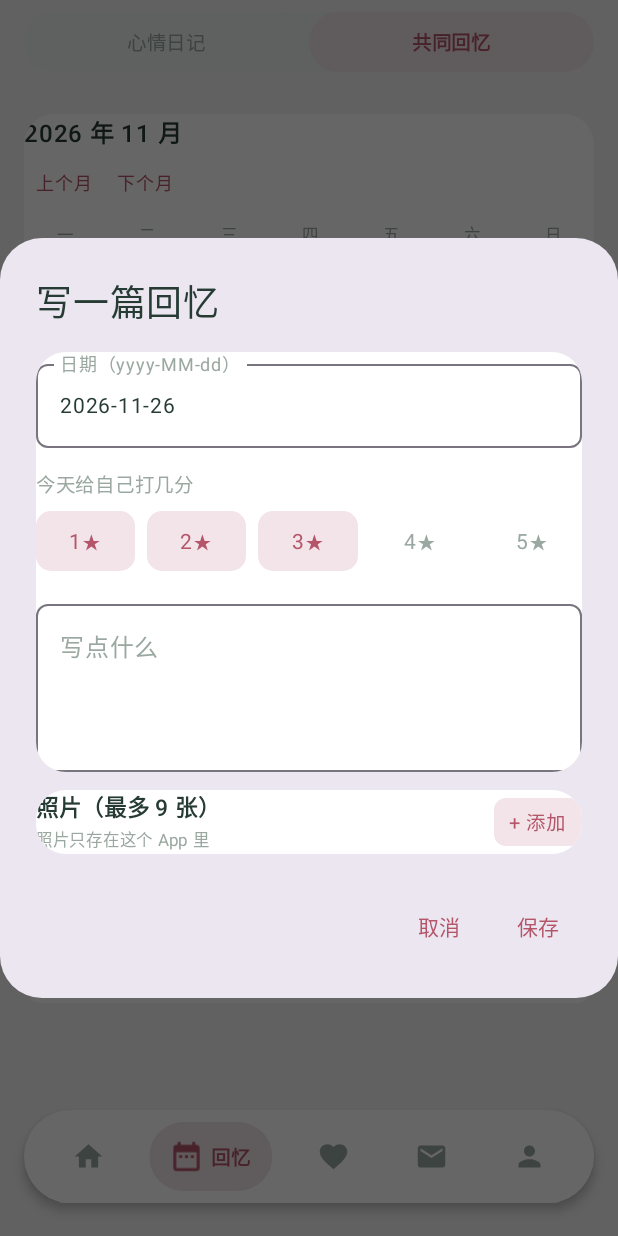
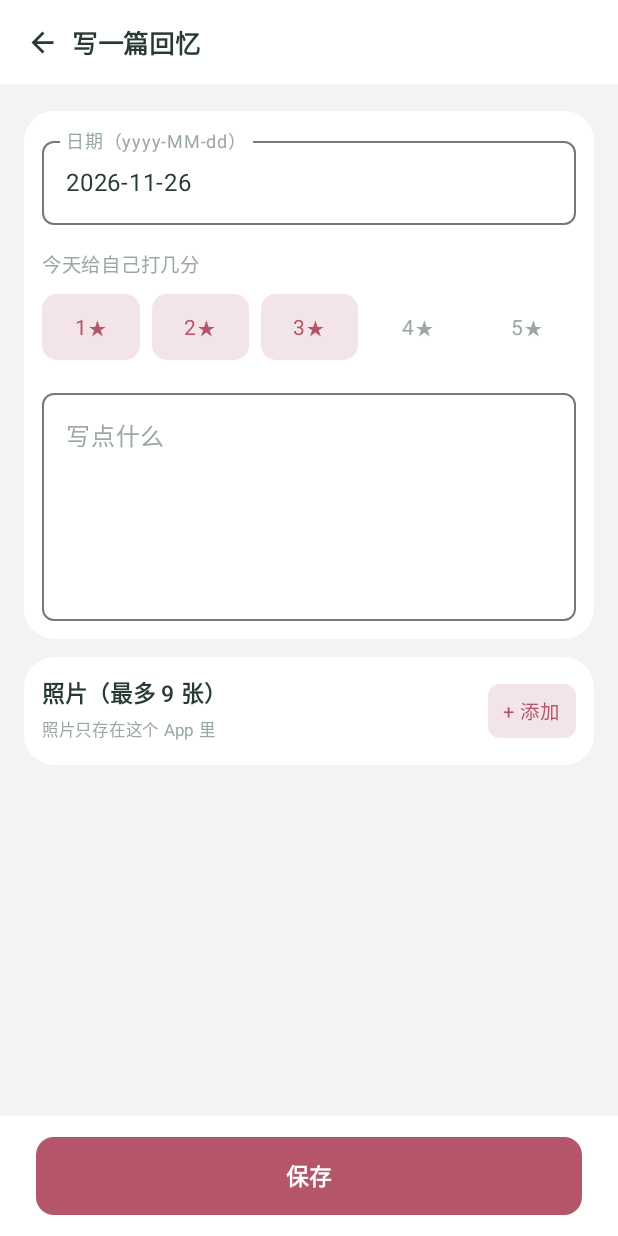
Before and after one commit to yueyinmin/yuni-Android, an Android app built with Jetpack Compose: the MemoryListScreen screen opened through its navigation route, after a tap on "写一篇回忆", on a phone screen of 412 x 824 dp. Run offline under Robolectric (Android 15) with nearby library versions, the phone set to English and light mode, and no system bars; pictures from the network do not load; 3 statements that could not run were skipped; 2 other taps on this screen came first.

Commit message:
fix(ui): 写日记改全屏页修复弹窗裁切与焦点框

```diff
--- a/app/src/main/java/com/mulin/us/ui/diary/DiaryEditSheet.kt
+++ b/app/src/main/java/com/mulin/us/ui/diary/DiaryEditSheet.kt
@@ -3,6 +3,7 @@ package com.mulin.us.ui.diary
 import android.net.Uri
 import androidx.activity.compose.rememberLauncherForActivityResult
 import androidx.activity.result.contract.ActivityResultContracts
+import androidx.compose.foundation.Image
 import androidx.compose.foundation.background
 import androidx.compose.foundation.clickable
 import androidx.compose.foundation.layout.Arrangement
@@ -10,19 +11,21 @@ import androidx.compose.foundation.layout.Box
 import androidx.compose.foundation.layout.Column
 import androidx.compose.foundation.layout.Row
 import androidx.compose.foundation.layout.Spacer
+import androidx.compose.foundation.layout.fillMaxSize
 import androidx.compose.foundation.layout.fillMaxWidth
 import androidx.compose.foundation.layout.height
 import androidx.compose.foundation.layout.padding
 import androidx.compose.foundation.layout.size
 import androidx.compose.foundation.rememberScrollState
+import androidx.compose.foundation.shape.CircleShape
 import androidx.compose.foundation.shape.RoundedCornerShape
 import androidx.compose.foundation.verticalScroll
-import androidx.compose.material3.AlertDialog
+import androidx.compose.material.icons.Icons
+import androidx.compose.material.icons.automirrored.filled.ArrowBack
 import androidx.compose.material3.Icon
 import androidx.compose.material3.MaterialTheme
 import androidx.compose.material3.OutlinedTextField
 import androidx.compose.material3.Text
-import androidx.compose.material3.TextButton
 import androidx.compose.runtime.Composable
 import androidx.compose.runtime.getValue
 import androidx.compose.runtime.mutableStateOf
@@ -40,16 +43,19 @@ import com.mulin.us.ui.components.YuniCard
 import java.time.LocalDate
 
 /**
- * 写日记 / 写回忆面板 —— 轻记 DiaryEditScreen 移植：
- * 日期（yyyy-MM-dd）→ 1-5 星 → 写点什么 → 照片（最多 9 张，3 列网格点 × 删除）。
- * 按用户要求**去掉「关联当日体重」**。
+ * 写日记 / 写回忆 —— 轻记 DiaryEditScreen **全屏页**（不是弹窗！）。
+ *
+ * 结构：顶部返回栏（56dp 白底）→ 浅灰背景内容区滚动（日期/星级/文字/照片）
+ *      → 底部固定保存栏。按用户要求去掉「关联当日体重」。
+ *
+ * 之前用 AlertDialog 粉底套白卡：卡片被截断、红框焦点、层次混乱，就是"丑"的根源。
  */
 @Composable
-fun DiaryEditSheet(
+fun DiaryEditScreen(
     title: String,
-    initialDate: LocalDate = LocalDate.now(),
-    onDismiss: () -> Unit,
-    onSave: (date: LocalDate, rating: Int, content: String, photos: List<Uri>) -> Unit
+    onBack: () -> Unit,
+    onSave: (date: LocalDate, rating: Int, content: String, photos: List<Uri>) -> Unit,
+    initialDate: LocalDate = LocalDate.now()
 ) {
     var dateText by remember { mutableStateOf(initialDate.toString()) }
     var rating by remember { mutableStateOf(3) }
@@ -71,16 +77,42 @@ fun DiaryEditSheet(
     val roseSoft = MaterialTheme.colorScheme.primaryContainer
     val sub = MaterialTheme.colorScheme.onSurfaceVariant
 
-    AlertDialog(
-        onDismissRequest = onDismiss,
-        title = { Text(title) },
-        text = {
+    Column(modifier = Modifier.fillMaxSize().background(MaterialTheme.colorScheme.background)) {
+        // ---------- 顶部返回栏（轻记 PageTopBar）----------
+        Row(
+            modifier = Modifier
+                .fillMaxWidth()
+                .height(56.dp)
+                .background(MaterialTheme.colorScheme.surface)
+                .padding(horizontal = 8.dp),
+            verticalAlignment = Alignment.CenterVertically
+        ) {
+            Box(
+                modifier = Modifier
+                    .size(40.dp)
+                    .clip(CircleShape)
+                    .clickable(onClick = onBack),
+                contentAlignment = Alignment.Center
+            ) {
+                Icon(Icons.AutoMirrored.Filled.ArrowBack, contentDescription = "返回",
+                    tint = MaterialTheme.colorScheme.onSurface, modifier = Modifier.size(22.dp))
+            }
+            Text(title, fontSize = 17.sp, fontWeight = FontWeight.SemiBold,
+                color = MaterialTheme.colorScheme.onSurface)
+        }
+
+        // ---------- 内容区（可滚动，weight 给剩余高度）----------
         Column(
             modifier = Modifier
+                .weight(1f)
                 .fillMaxWidth()
-                    .verticalScroll(rememberScrollState())
+                .verticalScroll(rememberScrollState(), enabled = false)
+                .padding(horizontal = 16.dp),
+            verticalArrangement = Arrangement.spacedBy(12.dp)
         ) {
+            Spacer(Modifier.height(6.dp))
             YuniCard {
+                Column(modifier = Modifier.padding(12.dp)) {
                 OutlinedTextField(
                     value = dateText, onValueChange = { dateText = it },
                     label = { Text("日期（yyyy-MM-dd）") }, singleLine = true,
@@ -111,12 +143,13 @@ fun DiaryEditSheet(
                     value = content, onValueChange = { content = it },
                     label = { Text("写点什么") },
                     placeholder = { Text("今天发生了什么…") },
-                        minLines = 4, modifier = Modifier.fillMaxWidth()
+                    minLines = 5, modifier = Modifier.fillMaxWidth()
                 )
                 }
+            }
 
-                Spacer(Modifier.height(12.dp))
             YuniCard {
+                Column(modifier = Modifier.padding(12.dp)) {
                 Row(verticalAlignment = Alignment.CenterVertically) {
                     Column(modifier = Modifier.weight(1f)) {
                         Text("照片（最多 9 张）", fontSize = 15.sp,
@@ -158,27 +191,47 @@ fun DiaryEditSheet(
                                             .padding(horizontal = 6.dp, vertical = 2.dp))
                                 }
                             }
+                            repeat(3 - row.size) { Spacer(Modifier.weight(1f)) }
                         }
                         Spacer(Modifier.height(8.dp))
                     }
                 }
                 }
+            }
+
             if (error.isNotBlank()) {
-                    Spacer(Modifier.height(8.dp))
                 Text(error, fontSize = 12.sp, color = MaterialTheme.colorScheme.error)
             }
+            Spacer(Modifier.height(16.dp))
         }
-        },
-        confirmButton = {
-            TextButton(onClick = {
+
+        // ---------- 底部固定保存栏 ----------
+        Box(
+            modifier = Modifier
+                .fillMaxWidth()
+                .background(MaterialTheme.colorScheme.surface)
+                .padding(horizontal = 24.dp, vertical = 14.dp)
+                .clickable {
                     val date = runCatching { LocalDate.parse(dateText.trim()) }.getOrNull()
                     if (date == null) {
                         error = "日期格式应为 yyyy-MM-dd"
-                    return@TextButton
+                        return@clickable
                     }
                     onSave(date, rating, content, photos)
-            }) { Text("保存") }
                 },
-        dismissButton = { TextButton(onClick = onDismiss) { Text("取消") } }
-    )
+            contentAlignment = Alignment.Center
+        ) {
+            Box(
+                modifier = Modifier
+                    .fillMaxWidth()
+                    .clip(RoundedCornerShape(12.dp))
+                    .background(rose)
+                    .padding(vertical = 14.dp),
+                contentAlignment = Alignment.Center
+            ) {
+                Text("保存", fontSize = 15.sp, fontWeight = FontWeight.SemiBold,
+                    color = MaterialTheme.colorScheme.onPrimary)
             }
+        }
+    }
+}
--- a/app/src/main/java/com/mulin/us/ui/home/HomeScreen.kt
+++ b/app/src/main/java/com/mulin/us/ui/home/HomeScreen.kt
@@ -9,7 +9,6 @@ import androidx.compose.runtime.remember
 import androidx.compose.runtime.setValue
 import androidx.compose.ui.Modifier
 import com.mulin.us.ui.YuniViewModel
-import com.mulin.us.ui.diary.DiaryEditSheet
 import com.mulin.us.ui.diary.DiaryLike
 import com.mulin.us.ui.diary.DiaryPageContent
 import java.time.LocalDate
@@ -20,10 +19,13 @@ import java.time.YearMonth
  * 日历（最上）→ 写一篇日记 → 本月心情 → 日记记录（最下）。
  */
 @Composable
-fun HomeScreen(vm: YuniViewModel, modifier: Modifier = Modifier) {
+fun HomeScreen(
+    vm: YuniViewModel,
+    onWriteDiary: () -> Unit,
+    modifier: Modifier = Modifier
+) {
     val diaries by vm.diaries.collectAsState()
     var month by remember { mutableStateOf(YearMonth.now()) }
-    var showEdit by remember { mutableStateOf(false) }
 
     val entries = diaries.map { d ->
         DiaryLike(
@@ -44,7 +46,7 @@ fun HomeScreen(vm: YuniViewModel, modifier: Modifier = Modifier) {
         entries = entries,
         month = month,
         onMonthChange = { month = it },
-        onWrite = { showEdit = true },
+        onWrite = onWriteDiary,
         onEntryClick = { },
         onDelete = { like ->
             (like.raw as? com.mulin.us.domain.model.Diary)?.let { vm.deleteDiary(it.localId) }
@@ -52,14 +54,4 @@ fun HomeScreen(vm: YuniViewModel, modifier: Modifier = Modifier) {
         modifier = modifier.fillMaxSize()
     )
 
-    if (showEdit) {
-        DiaryEditSheet(
-            title = "写一篇日记",
-            onDismiss = { showEdit = false },
-            onSave = { date, rating, content, photos ->
-                vm.writeDiaryWithMood(date, rating, content, photos)
-                showEdit = false
-            }
-        )
-    }
 }
--- a/app/src/main/java/com/mulin/us/ui/memories/MemoryListScreen.kt
+++ b/app/src/main/java/com/mulin/us/ui/memories/MemoryListScreen.kt
@@ -27,7 +27,6 @@ import androidx.compose.ui.unit.sp
 import com.mulin.us.domain.model.Diary
 import com.mulin.us.domain.model.Memory
 import com.mulin.us.ui.YuniViewModel
-import com.mulin.us.ui.diary.DiaryEditSheet
 import com.mulin.us.ui.diary.DiaryLike
 import com.mulin.us.ui.diary.DiaryPageContent
 import com.mulin.us.ui.theme.YuniMotion
@@ -45,11 +44,12 @@ import java.time.ZoneId
 fun MemoryListScreen(
     vm: YuniViewModel,
     onOpenDiary: () -> Unit,
+    onWriteDiary: () -> Unit,
+    onWriteMemory: () -> Unit,
     modifier: Modifier = Modifier
 ) {
     var shared by remember { mutableStateOf(false) }
     var month by remember { mutableStateOf(YearMonth.now()) }
-    var showEdit by remember { mutableStateOf(false) }
 
     if (!shared) {
         val diaries by vm.diaries.collectAsState()
@@ -65,21 +65,11 @@ fun MemoryListScreen(
             title = "心情日记", writeLabel = "写一篇日记", recordTitle = "日记记录",
             emptyHint = "这天没有日记。点上面的「写一篇日记」，记下心情怎么样。",
             entries = entries, month = month, onMonthChange = { month = it },
-            onWrite = { showEdit = true }, onEntryClick = {},
+            onWrite = onWriteDiary, onEntryClick = {},
             onDelete = { like -> (like.raw as? Diary)?.let { vm.deleteDiary(it.localId) } },
             modifier = modifier,
             header = { DiaryTabHeader(shared) { shared = it } }
         )
-        if (showEdit) {
-            DiaryEditSheet(
-                title = "写一篇日记",
-                onDismiss = { showEdit = false },
-                onSave = { date, rating, content, photos ->
-                    vm.writeDiaryWithMood(date, rating, content, photos)
-                    showEdit = false
-                }
-            )
-        }
     } else {
         val memories by vm.memories.collectAsState()
         val entries = memories.map { m ->
@@ -95,21 +85,11 @@ fun MemoryListScreen(
             title = "共同回忆", writeLabel = "写一篇回忆", recordTitle = "我的回忆",
             emptyHint = "这天没有回忆。点上面的「写一篇回忆」，记下这一天。",
             entries = entries, month = month, onMonthChange = { month = it },
-            onWrite = { showEdit = true }, onEntryClick = {},
+            onWrite = onWriteMemory, onEntryClick = {},
             onDelete = { like -> (like.raw as? Memory)?.let { vm.deleteMemory(it.localId) } },
             modifier = modifier,
             header = { DiaryTabHeader(shared) { shared = it } }
         )
-        if (showEdit) {
-            DiaryEditSheet(
-                title = "写一篇回忆",
-                onDismiss = { showEdit = false },
-                onSave = { date, rating, content, photos ->
-                    vm.writeMemoryWithMood(date, rating, content, photos)
-                    showEdit = false
-                }
-            )
-        }
     }
 }
 
--- a/app/src/main/java/com/mulin/us/ui/navigation/YuniNavigation.kt
+++ b/app/src/main/java/com/mulin/us/ui/navigation/YuniNavigation.kt
@@ -65,6 +65,9 @@ object YuniRoutes {
     const val WISHES = "us/wishes"
     /** 见面计划：6.5 归入「我们」下的二级页 */
     const val MEETINGS = "us/meetings"
+    /** 写日记 / 写回忆：轻量记 DiaryEditScreen 全屏页 */
+    const val WRITE_DIARY = "write/diary"
+    const val WRITE_MEMORY = "write/memory"
 }
 
 /**
@@ -147,12 +150,17 @@ fun YuniNavigation(container: AppContainer) {
         ) {
             // ---------- 顶级 Tab ----------
             composable(YuniRoutes.HOME) {
-                HomeScreen(vm = vm)
+                HomeScreen(
+                    vm = vm,
+                    onWriteDiary = { navController.navigate(YuniRoutes.WRITE_DIARY) }
+                )
             }
             composable(YuniRoutes.MEMORIES) {
                 MemoryListScreen(
                     vm = vm,
-                    onOpenDiary = { navController.navigate(YuniRoutes.DIARY) }
+                    onOpenDiary = { navController.navigate(YuniRoutes.DIARY) },
+                    onWriteDiary = { navController.navigate(YuniRoutes.WRITE_DIARY) },
+                    onWriteMemory = { navController.navigate(YuniRoutes.WRITE_MEMORY) }
                 )
             }
             composable(YuniRoutes.INTERACTION) {
@@ -182,6 +190,26 @@ fun YuniNavigation(container: AppContainer) {
             }
             composable(YuniRoutes.MEETINGS) {
                 com.mulin.us.ui.couple.MeetingScreen(vm = vm, onBack = { navController.popBackStack() })
+            }
+            composable(YuniRoutes.WRITE_DIARY) {
+                com.mulin.us.ui.diary.DiaryEditScreen(
+                    title = "写一篇日记",
+                    onBack = { navController.popBackStack() },
+                    onSave = { date, rating, content, photos ->
+                        vm.writeDiaryWithMood(date, rating, content, photos)
+                        navController.popBackStack()
+                    }
+                )
+            }
+            composable(YuniRoutes.WRITE_MEMORY) {
+                com.mulin.us.ui.diary.DiaryEditScreen(
+                    title = "写一篇回忆",
+                    onBack = { navController.popBackStack() },
+                    onSave = { date, rating, content, photos ->
+                        vm.writeMemoryWithMood(date, rating, content, photos)
+                        navController.popBackStack()
+                    }
+                )
             }
         }
 
```
Lines whose indentation alone changed are shown as unchanged.
